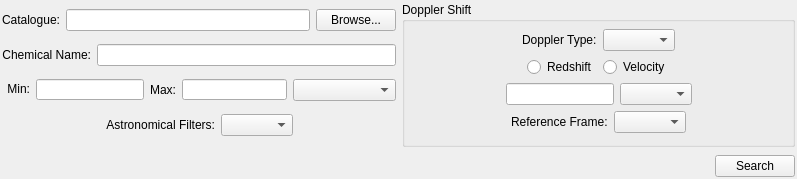
Above: code/display/QtPlotter/SearchMoleculesWidget.ui from radio-astro/casa before the change. Below: the same form after it.
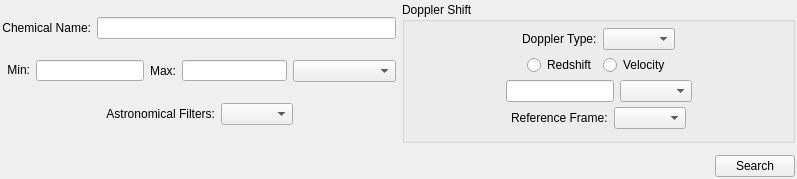
That is the form after the change.

Diff of the .ui file:
```diff
--- a/code/display/QtPlotter/SearchMoleculesWidget.ui
+++ b/code/display/QtPlotter/SearchMoleculesWidget.ui
@@ -27,34 +27,6 @@
     <layout class="QHBoxLayout" name="horizontalLayout_10">
      <item>
       <layout class="QVBoxLayout" name="verticalLayout_3">
-       <item>
-        <layout class="QHBoxLayout" name="horizontalLayout_2">
-         <item>
-          <widget class="QLabel" name="catalogueLabel">
-           <property name="text">
-            <string>&lt;font color='black'&gt;Catalogue:&lt;/font&gt;</string>
-           </property>
-          </widget>
-         </item>
-         <item>
-          <widget class="QLineEdit" name="catalogueLineEdit">
-           <property name="minimumSize">
-            <size>
-             <width>211</width>
-             <height>0</height>
-            </size>
-           </property>
-          </widget>
-         </item>
-         <item>
-          <widget class="QPushButton" name="browseButton">
-           <property name="text">
-            <string>Browse...</string>
-           </property>
-          </widget>
-         </item>
-        </layout>
-       </item>
        <item>
         <layout class="QHBoxLayout" name="horizontalLayout_4">
          <item>
@@ -269,7 +241,7 @@
          <number>1</number>
         </property>
         <property name="bottomMargin">
-         <number>1</number>
+         <number>4</number>
         </property>
         <item>
          <layout class="QHBoxLayout" name="horizontalLayout_9">
@@ -457,7 +429,7 @@
    <item>
     <layout class="QHBoxLayout" name="horizontalLayout">
      <property name="topMargin">
-      <number>2</number>
+      <number>6</number>
      </property>
      <item>
       <spacer name="horizontalSpacer">
```
